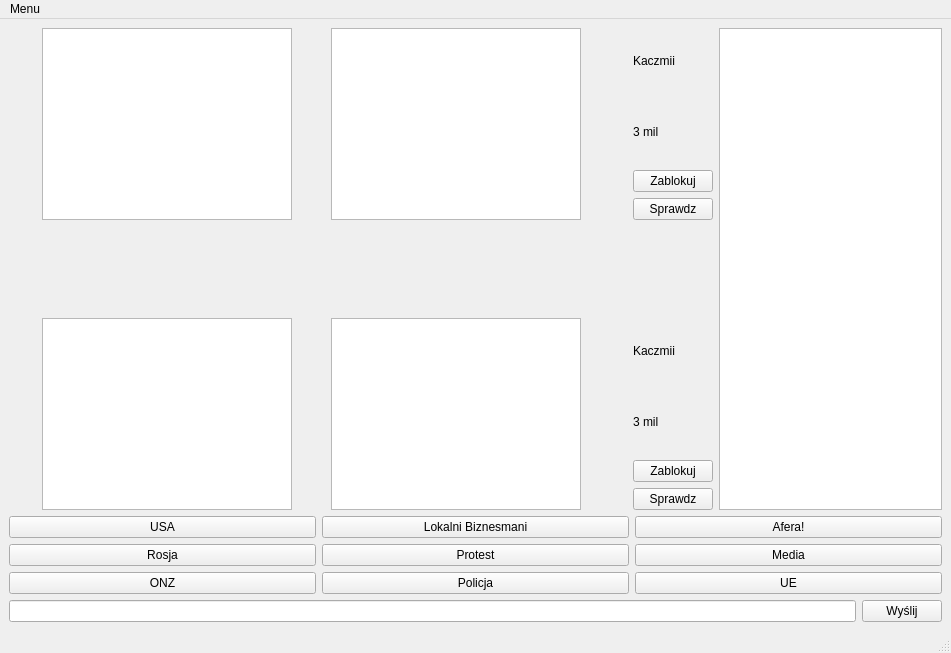
This is src/Game/mainwindow.ui in kacper-michal-i-krewni/ZPR-Projekt as Qt 5 draws it before an edit. The edited form follows.
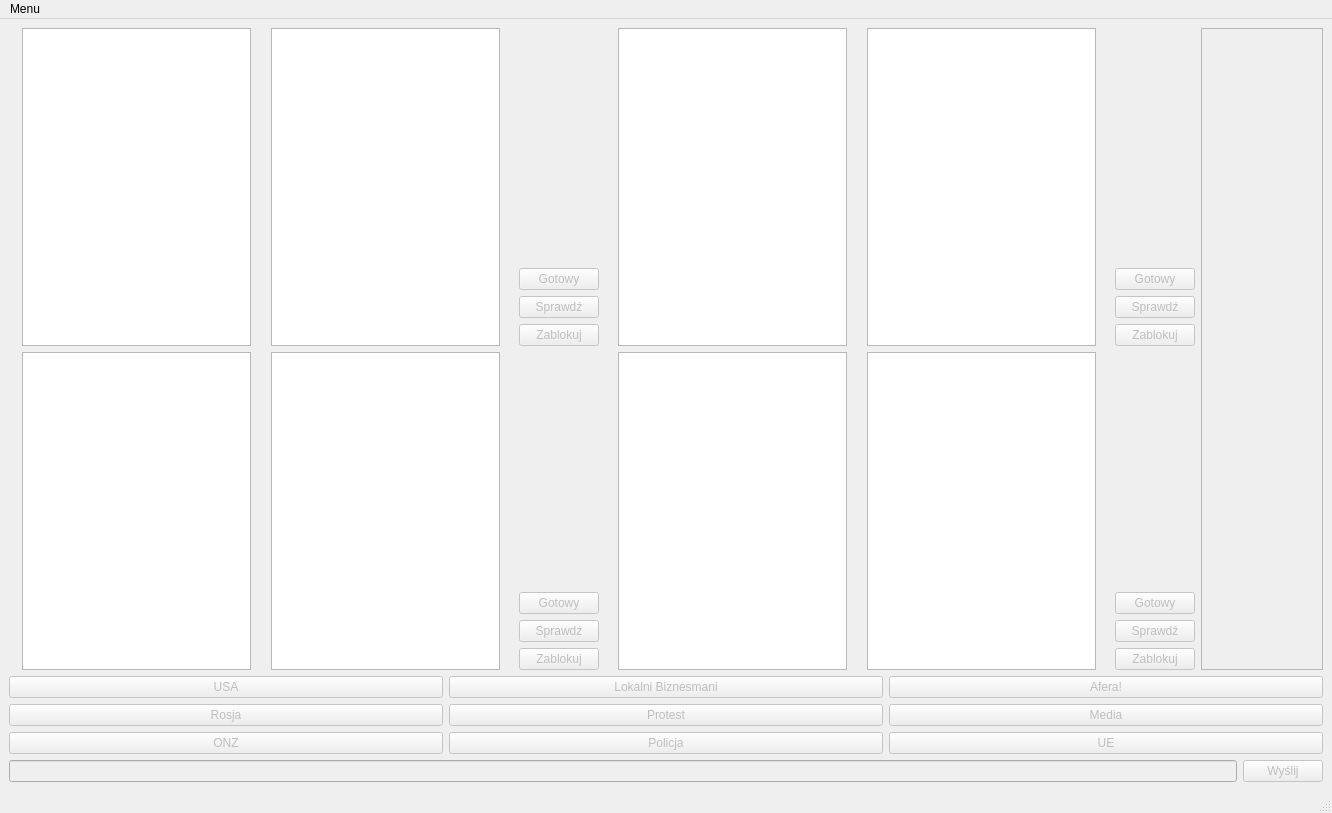
This is the edited form.

Commit message: Player interface send messages

Patch:
```diff
--- a/src/Game/mainwindow.ui
+++ b/src/Game/mainwindow.ui
@@ -6,8 +6,8 @@
    <rect>
     <x>0</x>
     <y>0</y>
-    <width>951</width>
-    <height>653</height>
+    <width>1332</width>
+    <height>813</height>
    </rect>
   </property>
   <property name="windowTitle">
@@ -15,151 +15,16 @@
   </property>
   <widget class="QWidget" name="centralwidget">
    <layout class="QGridLayout" name="gridLayout">
-    <item row="0" column="0">
-     <layout class="QGridLayout" name="cardsLayout2">
-      <item row="0" column="0">
-       <spacer name="horizontalSpacer">
-        <property name="orientation">
-         <enum>Qt::Horizontal</enum>
-        </property>
-        <property name="sizeHint" stdset="0">
-         <size>
-          <width>40</width>
-          <height>20</height>
-         </size>
-        </property>
-       </spacer>
-      </item>
-      <item row="0" column="2">
-       <spacer name="horizontalSpacer_3">
-        <property name="orientation">
-         <enum>Qt::Horizontal</enum>
-        </property>
-        <property name="sizeHint" stdset="0">
-         <size>
-          <width>40</width>
-          <height>20</height>
-         </size>
-        </property>
-       </spacer>
-      </item>
-      <item row="0" column="1">
-       <widget class="QGraphicsView" name="card3"/>
-      </item>
-      <item row="0" column="3">
-       <widget class="QGraphicsView" name="card4"/>
-      </item>
-      <item row="0" column="4">
-       <spacer name="horizontalSpacer_7">
-        <property name="orientation">
-         <enum>Qt::Horizontal</enum>
-        </property>
-        <property name="sizeHint" stdset="0">
-         <size>
-          <width>40</width>
-          <height>20</height>
-         </size>
-        </property>
-       </spacer>
-      </item>
-     </layout>
-    </item>
-    <item row="1" column="0">
-     <spacer name="verticalSpacer">
-      <property name="orientation">
-       <enum>Qt::Vertical</enum>
-      </property>
-      <property name="sizeHint" stdset="0">
-       <size>
-        <width>20</width>
-        <height>40</height>
-       </size>
-      </property>
-     </spacer>
-    </item>
-    <item row="4" column="0" colspan="4">
-     <layout class="QHBoxLayout" name="messageLayout">
-      <item>
-       <widget class="QLineEdit" name="lineEdit"/>
-      </item>
-      <item>
-       <widget class="QPushButton" name="sendButton">
-        <property name="text">
-         <string>Wyślij</string>
-        </property>
-       </widget>
-      </item>
-     </layout>
-    </item>
-    <item row="0" column="1">
-     <spacer name="horizontalSpacer_5">
-      <property name="orientation">
-       <enum>Qt::Horizontal</enum>
-      </property>
-      <property name="sizeHint" stdset="0">
-       <size>
-        <width>40</width>
-        <height>20</height>
-       </size>
-      </property>
-     </spacer>
-    </item>
-    <item row="2" column="0">
-     <layout class="QGridLayout" name="cardsLayout">
-      <item row="0" column="0">
-       <spacer name="horizontalSpacer_2">
-        <property name="orientation">
-         <enum>Qt::Horizontal</enum>
-        </property>
-        <property name="sizeHint" stdset="0">
-         <size>
-          <width>40</width>
-          <height>20</height>
-         </size>
-        </property>
-       </spacer>
-      </item>
-      <item row="0" column="1">
-       <widget class="QGraphicsView" name="card1"/>
-      </item>
-      <item row="0" column="3">
-       <widget class="QGraphicsView" name="card2"/>
-      </item>
-      <item row="0" column="2">
-       <spacer name="horizontalSpacer_4">
-        <property name="orientation">
-         <enum>Qt::Horizontal</enum>
-        </property>
-        <property name="sizeHint" stdset="0">
-         <size>
-          <width>40</width>
-          <height>20</height>
-         </size>
-        </property>
-       </spacer>
-      </item>
-      <item row="0" column="4">
-       <spacer name="horizontalSpacer_6">
-        <property name="orientation">
-         <enum>Qt::Horizontal</enum>
-        </property>
-        <property name="sizeHint" stdset="0">
-         <size>
-          <width>40</width>
-          <height>20</height>
-         </size>
-        </property>
-       </spacer>
-      </item>
-     </layout>
-    </item>
-    <item row="3" column="0" colspan="4">
+    <item row="2" column="0" colspan="3">
      <layout class="QGridLayout" name="actionsLayout" rowstretch="0,0,0" columnstretch="0,0,0,0">
       <property name="sizeConstraint">
        <enum>QLayout::SetNoConstraint</enum>
       </property>
       <item row="1" column="2">
        <widget class="QPushButton" name="protestButton">
+        <property name="enabled">
+         <bool>false</bool>
+        </property>
         <property name="text">
          <string>Protest</string>
         </property>
@@ -167,6 +32,9 @@
       </item>
       <item row="1" column="1">
        <widget class="QPushButton" name="russiaButton">
+        <property name="enabled">
+         <bool>false</bool>
+        </property>
         <property name="text">
          <string>Rosja</string>
         </property>
@@ -174,6 +42,9 @@
       </item>
       <item row="2" column="2">
        <widget class="QPushButton" name="policeButton">
+        <property name="enabled">
+         <bool>false</bool>
+        </property>
         <property name="text">
          <string>Policja</string>
         </property>
@@ -181,6 +52,9 @@
       </item>
       <item row="2" column="1">
        <widget class="QPushButton" name="onzButton">
+        <property name="enabled">
+         <bool>false</bool>
+        </property>
         <property name="text">
          <string>ONZ</string>
         </property>
@@ -188,6 +62,9 @@
       </item>
       <item row="1" column="3">
        <widget class="QPushButton" name="mediaButton">
+        <property name="enabled">
+         <bool>false</bool>
+        </property>
         <property name="text">
          <string>Media</string>
         </property>
@@ -195,6 +72,9 @@
       </item>
       <item row="2" column="3">
        <widget class="QPushButton" name="euButton">
+        <property name="enabled">
+         <bool>false</bool>
+        </property>
         <property name="text">
          <string>UE</string>
         </property>
@@ -202,6 +82,9 @@
       </item>
       <item row="0" column="1">
        <widget class="QPushButton" name="usaButton">
+        <property name="enabled">
+         <bool>false</bool>
+        </property>
         <property name="text">
          <string>USA</string>
         </property>
@@ -209,6 +92,9 @@
       </item>
       <item row="0" column="2">
        <widget class="QPushButton" name="localBiznesmanButton">
+        <property name="enabled">
+         <bool>false</bool>
+        </property>
         <property name="text">
          <string>Lokalni Biznesmani</string>
         </property>
@@ -216,6 +102,9 @@
       </item>
       <item row="0" column="3">
        <widget class="QPushButton" name="affairButton">
+        <property name="enabled">
+         <bool>false</bool>
+        </property>
         <property name="text">
          <string>Afera!</string>
         </property>
@@ -223,77 +112,419 @@
       </item>
      </layout>
     </item>
-    <item row="0" column="2">
-     <layout class="QVBoxLayout" name="playeMenyLayout2">
-      <item>
-       <widget class="QLabel" name="nickname2">
-        <property name="text">
-         <string>Kaczmii</string>
+    <item row="0" column="0">
+     <layout class="QGridLayout" name="cardsLayout4">
+      <item row="0" column="2">
+       <spacer name="horizontalSpacer_5">
+        <property name="orientation">
+         <enum>Qt::Horizontal</enum>
         </property>
-       </widget>
-      </item>
-      <item>
-       <widget class="QLabel" name="wallet2">
-        <property name="text">
-         <string>3 mil</string>
+        <property name="sizeHint" stdset="0">
+         <size>
+          <width>40</width>
+          <height>20</height>
+         </size>
         </property>
-       </widget>
+       </spacer>
       </item>
-      <item>
-       <widget class="QPushButton" name="block2">
-        <property name="text">
-         <string>Zablokuj</string>
+      <item row="0" column="0">
+       <spacer name="horizontalSpacer_7">
+        <property name="orientation">
+         <enum>Qt::Horizontal</enum>
         </property>
-       </widget>
-      </item>
-      <item>
-       <widget class="QPushButton" name="check2">
-        <property name="text">
-         <string>Sprawdz</string>
+        <property name="sizeHint" stdset="0">
+         <size>
+          <width>40</width>
+          <height>20</height>
+         </size>
         </property>
-       </widget>
+       </spacer>
       </item>
-     </layout>
-    </item>
-    <item row="2" column="2">
-     <layout class="QVBoxLayout" name="playerMenuLayout1">
-      <item>
-       <widget class="QLabel" name="nickname1">
-        <property name="text">
-         <string>Kaczmii</string>
-        </property>
-       </widget>
+      <item row="0" column="5">
+       <layout class="QVBoxLayout" name="playerMenu4">
+        <item>
+         <widget class="QLabel" name="nickname4">
+          <property name="text">
+           <string/>
+          </property>
+         </widget>
+        </item>
+        <item>
+         <widget class="QLabel" name="wallet4"/>
+        </item>
+        <item>
+         <widget class="QPushButton" name="ready4">
+          <property name="enabled">
+           <bool>false</bool>
+          </property>
+          <property name="text">
+           <string>Gotowy</string>
+          </property>
+         </widget>
+        </item>
+        <item>
+         <widget class="QPushButton" name="check4">
+          <property name="enabled">
+           <bool>false</bool>
+          </property>
+          <property name="text">
+           <string>Sprawdź</string>
+          </property>
+         </widget>
+        </item>
+        <item>
+         <widget class="QPushButton" name="block4">
+          <property name="enabled">
+           <bool>false</bool>
+          </property>
+          <property name="text">
+           <string>Zablokuj</string>
+          </property>
+         </widget>
+        </item>
+       </layout>
       </item>
-      <item>
-       <widget class="QLabel" name="wallet1">
-        <property name="text">
-         <string>3 mil</string>
-        </property>
-       </widget>
+      <item row="0" column="3">
+       <widget class="QGraphicsView" name="card42"/>
       </item>
-      <item>
-       <widget class="QPushButton" name="block1">
-        <property name="text">
-         <string>Zablokuj</string>
-        </property>
-       </widget>
+      <item row="0" column="1">
+       <widget class="QGraphicsView" name="card41"/>
       </item>
-      <item>
-       <widget class="QPushButton" name="check1">
-        <property name="text">
-         <string>Sprawdz</string>
+      <item row="0" column="4">
+       <spacer name="horizontalSpacer_8">
+        <property name="orientation">
+         <enum>Qt::Horizontal</enum>
         </property>
-       </widget>
+        <property name="sizeHint" stdset="0">
+         <size>
+          <width>40</width>
+          <height>20</height>
+         </size>
+        </property>
+       </spacer>
       </item>
      </layout>
     </item>
-    <item row="0" column="3" rowspan="3">
+    <item row="0" column="2" rowspan="2">
      <layout class="QGridLayout" name="chatViewLayout">
       <property name="sizeConstraint">
        <enum>QLayout::SetNoConstraint</enum>
       </property>
       <item row="0" column="0">
-       <widget class="QListView" name="chatView"/>
+       <widget class="QListView" name="chatView">
+        <property name="enabled">
+         <bool>false</bool>
+        </property>
+       </widget>
+      </item>
+     </layout>
+    </item>
+    <item row="1" column="0">
+     <layout class="QGridLayout" name="cardsLayout1">
+      <item row="0" column="2">
+       <spacer name="horizontalSpacer_4">
+        <property name="orientation">
+         <enum>Qt::Horizontal</enum>
+        </property>
+        <property name="sizeHint" stdset="0">
+         <size>
+          <width>40</width>
+          <height>20</height>
+         </size>
+        </property>
+       </spacer>
+      </item>
+      <item row="0" column="3">
+       <widget class="QGraphicsView" name="card12"/>
+      </item>
+      <item row="0" column="4">
+       <spacer name="horizontalSpacer_6">
+        <property name="orientation">
+         <enum>Qt::Horizontal</enum>
+        </property>
+        <property name="sizeHint" stdset="0">
+         <size>
+          <width>40</width>
+          <height>20</height>
+         </size>
+        </property>
+       </spacer>
+      </item>
+      <item row="0" column="0">
+       <spacer name="horizontalSpacer_2">
+        <property name="orientation">
+         <enum>Qt::Horizontal</enum>
+        </property>
+        <property name="sizeHint" stdset="0">
+         <size>
+          <width>40</width>
+          <height>20</height>
+         </size>
+        </property>
+       </spacer>
+      </item>
+      <item row="0" column="1">
+       <widget class="QGraphicsView" name="card11"/>
+      </item>
+      <item row="0" column="5">
+       <layout class="QVBoxLayout" name="playerManu1">
+        <property name="rightMargin">
+         <number>0</number>
+        </property>
+        <item>
+         <widget class="QLabel" name="nickname1">
+          <property name="text">
+           <string/>
+          </property>
+         </widget>
+        </item>
+        <item>
+         <widget class="QLabel" name="wallet1">
+          <property name="text">
+           <string/>
+          </property>
+         </widget>
+        </item>
+        <item>
+         <widget class="QPushButton" name="ready1">
+          <property name="enabled">
+           <bool>false</bool>
+          </property>
+          <property name="text">
+           <string>Gotowy</string>
+          </property>
+          <property name="checkable">
+           <bool>false</bool>
+          </property>
+         </widget>
+        </item>
+        <item>
+         <widget class="QPushButton" name="check1">
+          <property name="enabled">
+           <bool>false</bool>
+          </property>
+          <property name="text">
+           <string>Sprawdź</string>
+          </property>
+         </widget>
+        </item>
+        <item>
+         <widget class="QPushButton" name="block1">
+          <property name="enabled">
+           <bool>false</bool>
+          </property>
+          <property name="text">
+           <string>Zablokuj</string>
+          </property>
+         </widget>
+        </item>
+       </layout>
+      </item>
+     </layout>
+    </item>
+    <item row="3" column="0" colspan="3">
+     <layout class="QHBoxLayout" name="messageLayout">
+      <item>
+       <widget class="QLineEdit" name="lineEdit">
+        <property name="enabled">
+         <bool>false</bool>
+        </property>
+       </widget>
+      </item>
+      <item>
+       <widget class="QPushButton" name="sendButton">
+        <property name="enabled">
+         <bool>false</bool>
+        </property>
+        <property name="text">
+         <string>Wyślij</string>
+        </property>
+       </widget>
+      </item>
+     </layout>
+    </item>
+    <item row="1" column="1">
+     <layout class="QGridLayout" name="cardsLayout2">
+      <item row="0" column="1">
+       <widget class="QGraphicsView" name="card21"/>
+      </item>
+      <item row="0" column="0">
+       <spacer name="horizontalSpacer_9">
+        <property name="orientation">
+         <enum>Qt::Horizontal</enum>
+        </property>
+        <property name="sizeHint" stdset="0">
+         <size>
+          <width>40</width>
+          <height>20</height>
+         </size>
+        </property>
+       </spacer>
+      </item>
+      <item row="0" column="3">
+       <widget class="QGraphicsView" name="card22"/>
+      </item>
+      <item row="0" column="2">
+       <spacer name="horizontalSpacer_10">
+        <property name="orientation">
+         <enum>Qt::Horizontal</enum>
+        </property>
+        <property name="sizeHint" stdset="0">
+         <size>
+          <width>40</width>
+          <height>20</height>
+         </size>
+        </property>
+       </spacer>
+      </item>
+      <item row="0" column="5">
+       <layout class="QVBoxLayout" name="playerMenu2">
+        <item>
+         <widget class="QLabel" name="nickname2"/>
+        </item>
+        <item>
+         <widget class="QLabel" name="wallet2"/>
+        </item>
+        <item>
+         <widget class="QPushButton" name="ready2">
+          <property name="enabled">
+           <bool>false</bool>
+          </property>
+          <property name="text">
+           <string>Gotowy</string>
+          </property>
+         </widget>
+        </item>
+        <item>
+         <widget class="QPushButton" name="check2">
+          <property name="enabled">
+           <bool>false</bool>
+          </property>
+          <property name="text">
+           <string>Sprawdź</string>
+          </property>
+         </widget>
+        </item>
+        <item>
+         <widget class="QPushButton" name="block2">
+          <property name="enabled">
+           <bool>false</bool>
+          </property>
+          <property name="text">
+           <string>Zablokuj</string>
+          </property>
+         </widget>
+        </item>
+       </layout>
+      </item>
+      <item row="0" column="4">
+       <spacer name="horizontalSpacer_11">
+        <property name="orientation">
+         <enum>Qt::Horizontal</enum>
+        </property>
+        <property name="sizeHint" stdset="0">
+         <size>
+          <width>40</width>
+          <height>20</height>
+         </size>
+        </property>
+       </spacer>
+      </item>
+     </layout>
+    </item>
+    <item row="0" column="1">
+     <layout class="QGridLayout" name="cardsLayout3">
+      <item row="0" column="5">
+       <layout class="QVBoxLayout" name="playermenu3">
+        <property name="rightMargin">
+         <number>0</number>
+        </property>
+        <item>
+         <widget class="QLabel" name="nickname3">
+          <property name="text">
+           <string/>
+          </property>
+         </widget>
+        </item>
+        <item>
+         <widget class="QLabel" name="wallet3"/>
+        </item>
+        <item>
+         <widget class="QPushButton" name="ready3">
+          <property name="enabled">
+           <bool>false</bool>
+          </property>
+          <property name="text">
+           <string>Gotowy</string>
+          </property>
+         </widget>
+        </item>
+        <item>
+         <widget class="QPushButton" name="check3">
+          <property name="enabled">
+           <bool>false</bool>
+          </property>
+          <property name="text">
+           <string>Sprawdź</string>
+          </property>
+         </widget>
+        </item>
+        <item>
+         <widget class="QPushButton" name="block3">
+          <property name="enabled">
+           <bool>false</bool>
+          </property>
+          <property name="text">
+           <string>Zablokuj</string>
+          </property>
+         </widget>
+        </item>
+       </layout>
+      </item>
+      <item row="0" column="1">
+       <widget class="QGraphicsView" name="card31"/>
+      </item>
+      <item row="0" column="0">
+       <spacer name="horizontalSpacer">
+        <property name="orientation">
+         <enum>Qt::Horizontal</enum>
+        </property>
+        <property name="sizeHint" stdset="0">
+         <size>
+          <width>40</width>
+          <height>20</height>
+         </size>
+        </property>
+       </spacer>
+      </item>
+      <item row="0" column="2">
+       <spacer name="horizontalSpacer_3">
+        <property name="orientation">
+         <enum>Qt::Horizontal</enum>
+        </property>
+        <property name="sizeHint" stdset="0">
+         <size>
+          <width>40</width>
+          <height>20</height>
+         </size>
+        </property>
+       </spacer>
+      </item>
+      <item row="0" column="3">
+       <widget class="QGraphicsView" name="card32"/>
+      </item>
+      <item row="0" column="4">
+       <spacer name="horizontalSpacer_12">
+        <property name="orientation">
+         <enum>Qt::Horizontal</enum>
+        </property>
+        <property name="sizeHint" stdset="0">
+         <size>
+          <width>40</width>
+          <height>20</height>
+         </size>
+        </property>
+       </spacer>
       </item>
      </layout>
     </item>
@@ -304,8 +535,8 @@
     <rect>
      <x>0</x>
      <y>0</y>
-     <width>951</width>
-     <height>29</height>
+     <width>1332</width>
+     <height>21</height>
     </rect>
    </property>
    <widget class="QMenu" name="menuMenu">
```
Left out of the diff: 9 changed lines with no effect on the pictures. The commit also changes 10 other files.
